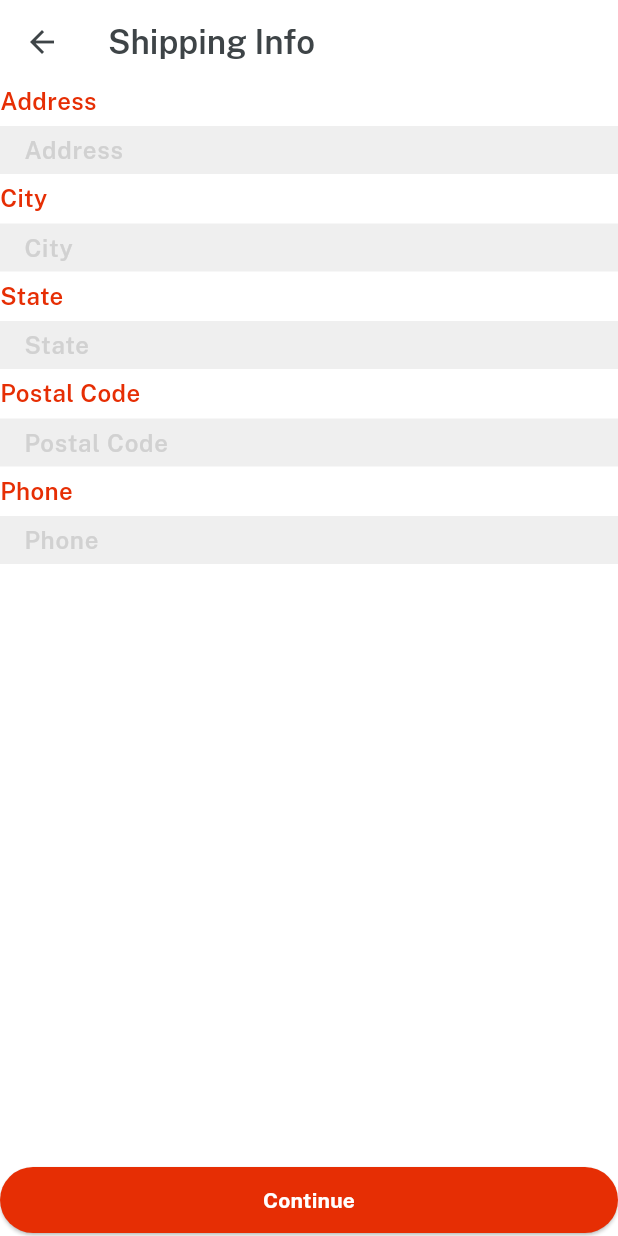
After one commit to NghiaPham2209/eMart, a Flutter app: the screen it shows once a user with an empty profile is signed in, item 3 of the bottom bar chosen, after a tap on "Proceed to shipping", on a phone screen of 412 x 824 dp. The commit adds this screen. Run offline on Flutter 3.47's test engine with Material 3 defaults, Android fonts, the phone set to English and light mode, and no system bars; our stand-ins replace cloud_firestore, firebase_auth, firebase_core, firebase_storage, get, image_picker and 1 more; accounts and stored records are empty.

Commit message:
Shipping

```diff
--- a/lib/main.dart
+++ b/lib/main.dart
@@ -35,7 +35,7 @@ class MyApp extends StatelessWidget {
       theme: ThemeData(
         scaffoldBackgroundColor: Colors.transparent,
         appBarTheme: const AppBarTheme(
-          iconTheme: IconThemeData(color: whiteColor),
+          iconTheme: IconThemeData(color: darkFontGrey),
           backgroundColor: Colors.transparent,
         ),
         fontFamily: regular,
--- a/lib/view/cart_screen/cart_screen.dart
+++ b/lib/view/cart_screen/cart_screen.dart
@@ -2,6 +2,7 @@ import 'package:cloud_firestore/cloud_firestore.dart';
 import 'package:emart/consts/consts.dart';
 import 'package:emart/controller/cart_controller.dart';
 import 'package:emart/services/filestore_services.dart';
+import 'package:emart/view/cart_screen/shipping_screen.dart';
 import 'package:emart/widget_common/loading_indicator.dart';
 import 'package:get/get.dart';
 
@@ -15,6 +16,16 @@ class CartScreen extends StatelessWidget {
     var controller = Get.put(CartController());
     return Scaffold(
         backgroundColor: whiteColor,
+        bottomNavigationBar: SizedBox(
+            height: 60,
+            child: ourButton(
+              color: redColor,
+              onPress: () {
+                Get.to(() => const ShippingDetails());
+              },
+              txtColor: whiteColor,
+              title: "Proceed to shipping",
+            )),
         appBar: AppBar(
           automaticallyImplyLeading: false,
           title: "Shopping Cart"
@@ -47,11 +58,12 @@ class CartScreen extends StatelessWidget {
                         itemBuilder: (BuildContext context, int index) {
                           return ListTile(
                             leading: Image.network("${data[index]['image']}"),
-                            title: "${data[index]['title']}  x${data[index]['quantity']}"
-                                .text
-                                .fontFamily(semibold)
-                                .size(16)
-                                .make(),
+                            title:
+                                "${data[index]['title']}  x${data[index]['quantity']}"
+                                    .text
+                                    .fontFamily(semibold)
+                                    .size(16)
+                                    .make(),
                             subtitle: "${data[index]['totalPrice']}"
                                 .numCurrency
                                 .text
@@ -94,14 +106,6 @@ class CartScreen extends StatelessWidget {
                           .roundedSM
                           .make(),
                       10.heightBox,
-                      SizedBox(
-                          width: context.screenWidth - 60,
-                          child: ourButton(
-                            color: redColor,
-                            onPress: () {},
-                            txtColor: whiteColor,
-                            title: "Proceed to shipping",
-                          )),
                     ],
                   ),
                 );
--- /dev/null
+++ b/lib/view/cart_screen/shipping_screen.dart
@@ -0,0 +1,38 @@
+import 'package:emart/consts/consts.dart';
+import 'package:emart/widget_common/custom_textfield.dart';
+import 'package:emart/widget_common/our_button.dart';
+
+class ShippingDetails extends StatelessWidget {
+  const ShippingDetails({super.key});
+
+  @override
+  Widget build(BuildContext context) {
+    return Scaffold(
+      backgroundColor: whiteColor,
+      appBar: AppBar(
+        title: "Shipping Info"
+            .text
+            .fontFamily(semibold)
+            .color(darkFontGrey)
+            .make(),
+      ),
+      bottomNavigationBar: SizedBox(
+        child: ourButton(
+          color: redColor,
+          onPress: () {},
+          txtColor: whiteColor,
+          title: "Continue",
+        ),
+      ),
+      body: Column(
+        children: [
+          customerTextField(hint: "Address", isPass: false, title: "Address"),
+          customerTextField(hint: "City", isPass: false, title: "City"),
+          customerTextField(hint: "State", isPass: false, title: "State"),
+          customerTextField(hint: "Postal Code", isPass: false, title: "Postal Code"),
+          customerTextField(hint: "Phone", isPass: false, title: "Phone"),
+        ],
+      ),
+    );
+  }
+}
```
Also changed, not shown: lib/controller/product_controller.dart (+27 -0 lines), lib/view/category_screen/categorydetail_Screen.dart (+5 -2 lines), lib/view/category_screen/item_detail_screen.dart (+12 -4 lines).
